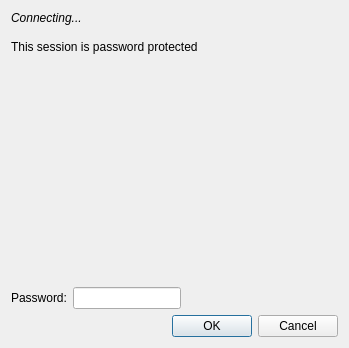
Qt form src/desktop/ui/logindialog.ui (drawpile/Drawpile) before a commit.
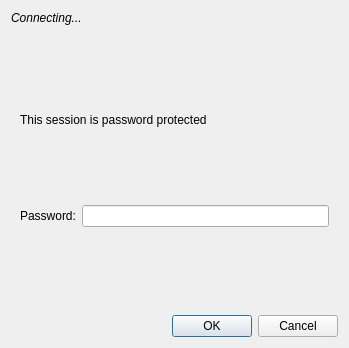
The same form after that commit. The open tabs and pages were chosen to show the change. Icons and pictures are not drawn. Custom widgets are drawn as their Qt base class.

Commit message:
Make the session password page look less squashed
Spreading it out across the available space on that page instead of
having everything sticking to the edge of the dialog.

```diff
--- a/src/desktop/ui/logindialog.ui
+++ b/src/desktop/ui/logindialog.ui
@@ -251,20 +251,28 @@
       </layout>
      </widget>
      <widget class="QWidget" name="sessionPasswordPage">
-      <layout class="QFormLayout">
-       <property name="fieldGrowthPolicy">
-        <enum>QFormLayout::FieldsStayAtSizeHint</enum>
-       </property>
-       <property name="leftMargin">
-        <number>0</number>
-       </property>
-       <property name="rightMargin">
-        <number>0</number>
-       </property>
-       <property name="bottomMargin">
-        <number>0</number>
-       </property>
-       <item row="1" column="0">
+      <layout class="QVBoxLayout">
+       <item>
+        <spacer>
+         <property name="orientation">
+          <enum>Qt::Vertical</enum>
+         </property>
+         <property name="sizeHint" stdset="0">
+          <size>
+           <width>20</width>
+           <height>0</height>
+          </size>
+         </property>
+        </spacer>
+       </item>
+       <item>
+        <widget class="QLabel">
+         <property name="text">
+          <string>This session is password protected</string>
+         </property>
+        </widget>
+       </item>
+       <item>
         <spacer>
          <property name="orientation">
           <enum>Qt::Vertical</enum>
@@ -272,31 +280,41 @@
          <property name="sizeHint" stdset="0">
           <size>
            <width>20</width>
-           <height>20</height>
+           <height>0</height>
           </size>
          </property>
         </spacer>
        </item>
-       <item row="2" column="0">
+       <item>
+        <layout class="QHBoxLayout">
+         <item>
         <widget class="QLabel">
          <property name="text">
           <string>Password:</string>
          </property>
         </widget>
        </item>
-       <item row="2" column="1">
+         <item>
         <widget class="QLineEdit" name="sessionPassword">
          <property name="echoMode">
           <enum>QLineEdit::Password</enum>
          </property>
         </widget>
        </item>
-       <item row="0" column="0" colspan="2">
-        <widget class="QLabel">
-         <property name="text">
-          <string>This session is password protected</string>
+        </layout>
+       </item>
+       <item>
+        <spacer>
+         <property name="orientation">
+          <enum>Qt::Vertical</enum>
          </property>
-        </widget>
+         <property name="sizeHint" stdset="0">
+          <size>
+           <width>20</width>
+           <height>0</height>
+          </size>
+         </property>
+        </spacer>
        </item>
       </layout>
      </widget>
```
Lines whose indentation alone changed are shown as unchanged.
